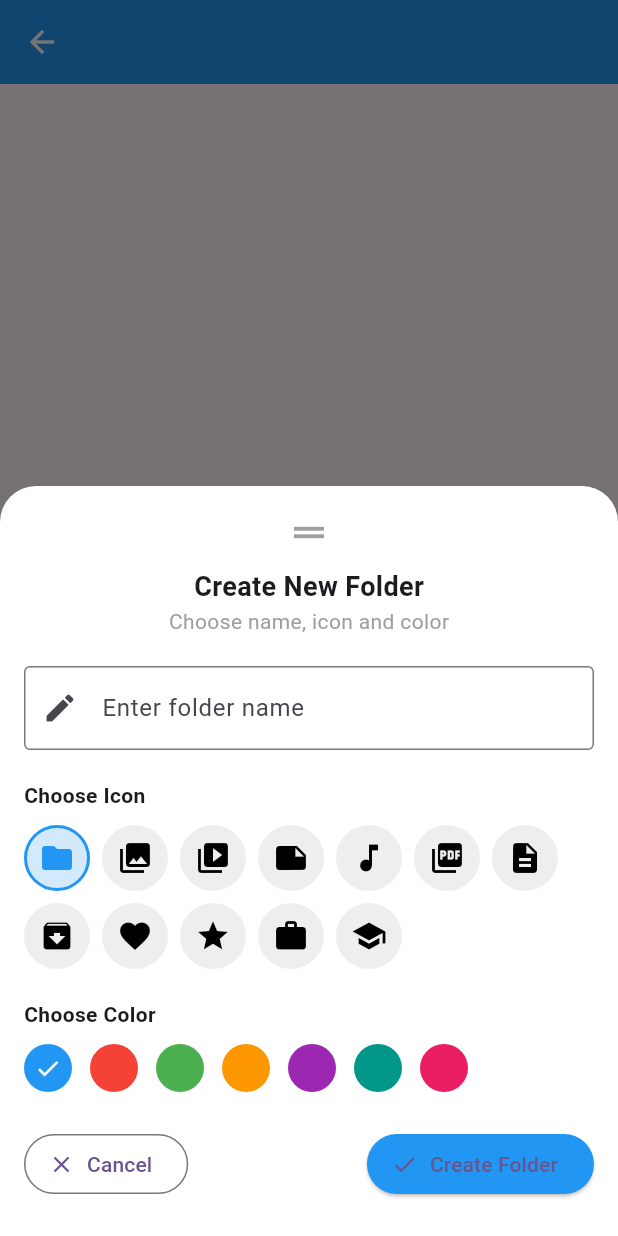
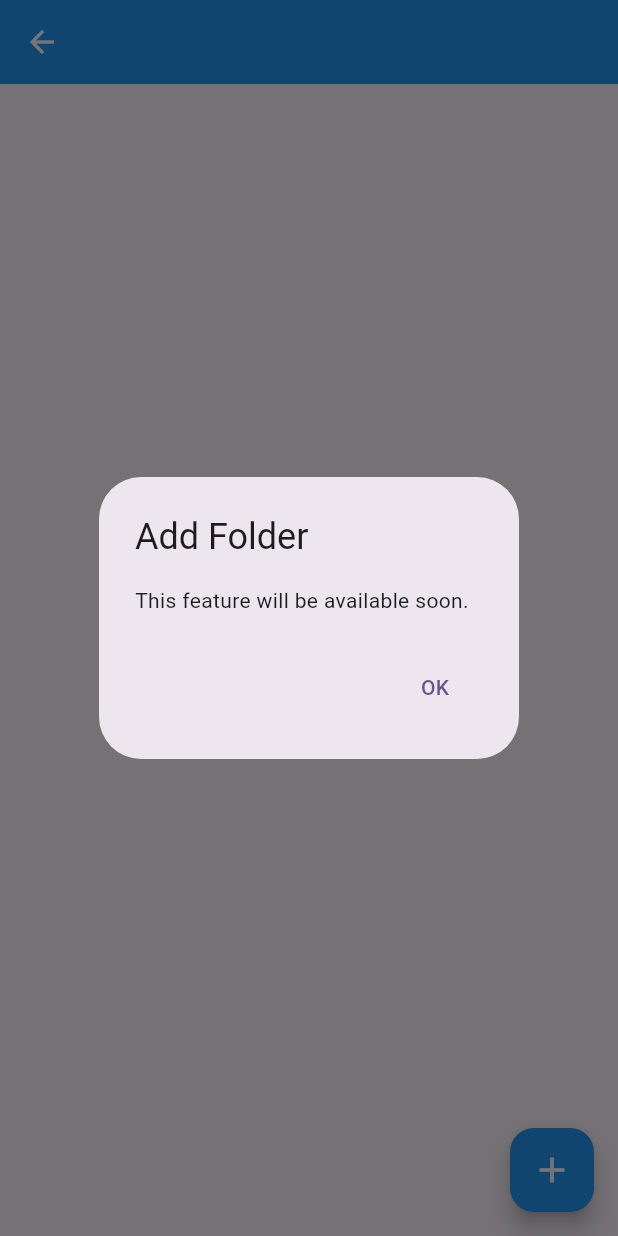
Before and after one commit to MNJTdhr/vlt, a Flutter app: the FolderViewPage screen opened directly with empty values, after a tap on the "add" icon, after a tap on the "folder" icon, on a phone screen of 412 x 824 dp. Run offline on Flutter 3.47's test engine with Material 3 defaults, Android fonts, the phone set to English and light mode, and no system bars; our stand-ins replace file_picker, open_file, permission_handler, shared_preferences; accounts and stored records are empty.

Commit message:
Revert "for now, bugged item number status, one shows 3 andotehr shows 0 while booth folders have 3 sub folders, subfolders are bugged"
This reverts commit 209975386b235f05af4970a65d725488ab4f852d.

```diff
--- a/lib/pages/folder_view_page.dart
+++ b/lib/pages/folder_view_page.dart
@@ -18,38 +18,15 @@ class FolderViewPage extends StatefulWidget {
   State<FolderViewPage> createState() => _FolderViewPageState();
 }
 
+// Add 'SingleTickerProviderStateMixin' to use an AnimationController for the FAB animation.
 class _FolderViewPageState extends State<FolderViewPage>
     with SingleTickerProviderStateMixin {
   late VaultFolder currentFolder;
-  List<FileSystemEntity> folderFiles = []; // List of files/subfolders
-  bool isFabMenuOpen = false;
+  List<FileSystemEntity> folderFiles = []; // Stores files inside the folder
+
+  // --- FAB Animation State ---
   late AnimationController _fabAnimationController;
-
-  // Color and icon options for subfolders
-  final List<Color> availableColors = [
-    Colors.blue,
-    Colors.red,
-    Colors.green,
-    Colors.orange,
-    Colors.purple,
-    Colors.teal,
-    Colors.pink,
-  ];
-
-  final List<IconData> availableIcons = [
-    Icons.folder,
-    Icons.photo_library,
-    Icons.video_library,
-    Icons.note,
-    Icons.music_note,
-    Icons.picture_as_pdf,
-    Icons.description,
-    Icons.archive,
-    Icons.favorite,
-    Icons.star,
-    Icons.work,
-    Icons.school,
-  ];
+  bool isFabMenuOpen = false; // Controls the FAB menu's open/closed state.
 
   @override
   void initState() {
@@ -58,19 +35,38 @@ class _FolderViewPageState extends State<FolderViewPage>
       (f) => f.name == widget.folderName,
       orElse: () => foldersNotifier.value.first,
     );
+
+    // Initialize the AnimationController for the FAB open/close animation.
     _fabAnimationController = AnimationController(
       vsync: this,
       duration: const Duration(milliseconds: 250),
     );
+
     _loadFolderFiles();
   }
 
   @override
   void dispose() {
+    // Dispose the controller when the widget is removed to free up resources.
     _fabAnimationController.dispose();
     super.dispose();
   }
 
+  /// Toggles the Floating Action Button menu between open and closed states.
+  void _toggleFabMenu() {
+    setState(() {
+      isFabMenuOpen = !isFabMenuOpen;
+      if (isFabMenuOpen) {
+        // If the menu is opening, play the animation forward.
+        _fabAnimationController.forward();
+      } else {
+        // If the menu is closing, play the animation in reverse.
+        _fabAnimationController.reverse();
+      }
+    });
+  }
+
+  /// Loads all files from the specified folder directory.
   Future<void> _loadFolderFiles() async {
     final base = await StorageHelper.getVaultRootDirectory();
     final folderPath = Directory('${base.path}/${widget.folderName}');
@@ -82,10 +78,12 @@ class _FolderViewPageState extends State<FolderViewPage>
     }
   }
 
+  /// Opens the selected file using the device's default application.
   void _openFile(File file) {
     OpenFile.open(file.path);
   }
 
+  /// Opens the file picker to select files of a specific type and copies them to the vault.
   Future<void> _pickAndCopyFiles(FileType type) async {
     final result = await FilePicker.platform.pickFiles(
       allowMultiple: true,
@@ -118,7 +116,13 @@ class _FolderViewPageState extends State<FolderViewPage>
     }
   }
 
+  /// Handles the action when a FAB menu item is tapped.
   Future<void> _handleOption(String type) async {
+    // Close the FAB menu before performing the action.
+    if (isFabMenuOpen) {
+      _toggleFabMenu();
+    }
+
     switch (type) {
       case 'Add Images':
         await _pickAndCopyFiles(FileType.image);
@@ -130,149 +134,29 @@ class _FolderViewPageState extends State<FolderViewPage>
         await _pickAndCopyFiles(FileType.any);
         break;
       case 'Add Folder':
-        _showCreateSubfolderDialog();
+        _showComingSoonDialog('Add Folder');
         break;
     }
   }
 
-  void _showCreateSubfolderDialog() {
-    final nameController = TextEditingController();
-    IconData selectedIcon = availableIcons[0];
-    Color selectedColor = availableColors[0];
-
-    showModalBottomSheet(
+  /// Shows a dialog for features that are not yet implemented.
+  void _showComingSoonDialog(String title) {
+    showDialog(
       context: context,
-      isScrollControlled: true,
-      backgroundColor: Colors.transparent,
-      builder: (_) => StatefulBuilder(
-        builder: (context, setModalState) => SafeArea(
-          child: Container(
-            padding: EdgeInsets.only(
-              bottom: MediaQuery.of(context).viewInsets.bottom + 24,
-              top: 16,
-              left: 16,
-              right: 16,
-            ),
-            decoration: const BoxDecoration(
-              color: Colors.white,
-              borderRadius: BorderRadius.vertical(top: Radius.circular(24)),
-            ),
-            child: Column(
-              mainAxisSize: MainAxisSize.min,
-              crossAxisAlignment: CrossAxisAlignment.start,
-              children: [
-                const Center(
-                  child: Icon(Icons.drag_handle, size: 30, color: Colors.grey),
-                ),
-                const SizedBox(height: 8),
-                const Center(
-                  child: Text("Create New Folder",
-                      style:
-                          TextStyle(fontSize: 18, fontWeight: FontWeight.bold)),
-                ),
-                const Center(
-                  child: Text("Choose name, icon and color",
-                      style: TextStyle(color: Colors.grey)),
-                ),
-                const SizedBox(height: 20),
-                TextField(
-                  controller: nameController,
-                  decoration: const InputDecoration(
-                    labelText: 'Enter folder name',
-                    border: OutlineInputBorder(),
-                    prefixIcon: Icon(Icons.edit),
-                  ),
-                ),
-                const SizedBox(height: 20),
-                const Text("Choose Icon",
-                    style: TextStyle(fontWeight: FontWeight.bold)),
-                const SizedBox(height: 10),
-                Wrap(
-                  spacing: 8,
-                  runSpacing: 8,
-                  children: availableIcons.map((icon) {
-                    final isSelected = icon == selectedIcon;
-                    return GestureDetector(
-                      onTap: () => setModalState(() => selectedIcon = icon),
-                      child: Container(
-                        padding: const EdgeInsets.all(8),
-                        decoration: BoxDecoration(
-                          shape: BoxShape.circle,
-                          color: isSelected
-                              ? selectedColor.withOpacity(0.2)
-                              : Colors.grey.shade200,
-                          border: Border.all(
-                            color:
-                                isSelected ? selectedColor : Colors.transparent,
-                            width: 2,
-                          ),
-                        ),
-                        child: Icon(icon,
-                            color:
-                                isSelected ? selectedColor : Colors.black),
-                      ),
-                    );
-                  }).toList(),
-                ),
-                const SizedBox(height: 20),
-                const Text("Choose Color",
-                    style: TextStyle(fontWeight: FontWeight.bold)),
-                const SizedBox(height: 10),
-                Wrap(
-                  spacing: 12,
-                  children: availableColors.map((color) {
-                    final isSelected = color == selectedColor;
-                    return GestureDetector(
-                      onTap: () => setModalState(() => selectedColor = color),
-                      child: CircleAvatar(
-                        backgroundColor: color,
-                        radius: 16,
-                        child: isSelected
-                            ? const Icon(Icons.check,
-                                color: Colors.white, size: 18)
-                            : null,
-                      ),
-                    );
-                  }).toList(),
-                ),
-                const SizedBox(height: 24),
-                Row(
-                  mainAxisAlignment: MainAxisAlignment.spaceBetween,
-                  children: [
-                    OutlinedButton.icon(
-                      onPressed: () => Navigator.pop(context),
-                      icon: const Icon(Icons.close),
-                      label: const Text("Cancel"),
-                    ),
-                    ElevatedButton.icon(
-                      icon: const Icon(Icons.check),
-                      onPressed: () async {
-                        final name = nameController.text.trim();
-                        if (name.isNotEmpty) {
-                          await StorageHelper.createPersistentSubfolder(
-                            widget.folderName,
-                            name,
-                          );
-                          if (!mounted) return;
-                          Navigator.pop(context);
-                          await _loadFolderFiles();
-                        }
-                      },
-                      style: ElevatedButton.styleFrom(
-                        backgroundColor: selectedColor,
-                      ),
-                      label: const Text("Create Folder"),
-                    ),
-                  ],
-                )
-              ],
-            ),
-          ),
-        ),
+      builder: (_) => AlertDialog(
+        title: Text(title),
+        content: const Text('This feature will be available soon.'),
+        actions: [
+          TextButton(
+            onPressed: () => Navigator.pop(context),
+            child: const Text("OK"),
+          )
+        ],
       ),
     );
   }
 
+  // --- File Type Checkers ---
   bool _isImage(String path) {
     final ext = p.extension(path).toLowerCase();
     return ['.jpg', '.jpeg', '.png', '.gif', '.webp'].contains(ext);
@@ -283,6 +167,7 @@ class _FolderViewPageState extends State<FolderViewPage>
     return ['.mp4', '.mov', '.avi', '.mkv'].contains(ext);
   }
 
+  /// Builds the appropriate thumbnail for a given file.
   Widget _buildThumbnail(File file) {
     final path = file.path;
 
@@ -298,7 +183,8 @@ class _FolderViewPageState extends State<FolderViewPage>
           fit: StackFit.expand,
           children: [
             Container(color: Colors.black12),
-            const Center(child: Icon(Icons.play_circle, color: Colors.white, size: 36)),
+            const Center(
+                child: Icon(Icons.play_circle, color: Colors.white, size: 36)),
           ],
         ),
       );
@@ -310,17 +196,8 @@ class _FolderViewPageState extends State<FolderViewPage>
     }
   }
 
-  void _toggleFabMenu() {
-    setState(() {
-      isFabMenuOpen = !isFabMenuOpen;
-      if (isFabMenuOpen) {
-        _fabAnimationController.forward();
-      } else {
-        _fabAnimationController.reverse();
-      }
-    });
-  }
-
+  /// Builds a small, labeled Floating Action Button for the expandable menu.
+  /// This widget represents one of the pop-up options.
   Widget _buildMiniFab({
     required IconData icon,
     required String label,
@@ -329,6 +206,7 @@ class _FolderViewPageState extends State<FolderViewPage>
     return Row(
       mainAxisSize: MainAxisSize.min,
       children: [
+        // The label for the button, styled to look clean.
         Container(
           padding: const EdgeInsets.symmetric(horizontal: 10, vertical: 5),
           decoration: BoxDecoration(
@@ -337,15 +215,16 @@ class _FolderViewPageState extends State<FolderViewPage>
             boxShadow: kElevationToShadow[1],
           ),
           child: Text(label,
-              style: TextStyle(
-                  color: currentFolder.color, fontWeight: FontWeight.bold)),
+              style:
+                  TextStyle(color: currentFolder.color, fontWeight: FontWeight.bold)),
         ),
         const SizedBox(width: 12),
+        // The small FAB itself.
         SizedBox(
           width: 42,
           height: 42,
           child: FloatingActionButton(
-            heroTag: null,
+            heroTag: null, // Use null heroTag for multiple FABs on one screen.
             onPressed: onPressed,
             backgroundColor: currentFolder.color,
             child: Icon(icon, color: Colors.white, size: 22),
@@ -396,52 +275,24 @@ class _FolderViewPageState extends State<FolderViewPage>
                       borderRadius: BorderRadius.circular(8),
                       child: _buildThumbnail(file),
                     );
-                  } else if (file is Directory) {
-                    final folderName = p.basename(file.path);
-                    return GestureDetector(
-                      onTap: () {
-                        Navigator.push(
-                          context,
-                          MaterialPageRoute(
-                            builder: (_) => FolderViewPage(
-                                folderName: '${widget.folderName}/$folderName'),
-                          ),
-                        );
-                      },
-                      child: Container(
-                        decoration: BoxDecoration(
-                          color: Colors.grey.shade200,
-                          borderRadius: BorderRadius.circular(8),
-                        ),
-                        child: Column(
-                          mainAxisAlignment: MainAxisAlignment.center,
-                          children: [
-                            Icon(Icons.folder,
-                                size: 40, color: currentFolder.color),
-                            const SizedBox(height: 4),
-                            Text(
-                              folderName,
-                              textAlign: TextAlign.center,
-                              maxLines: 2,
-                              overflow: TextOverflow.ellipsis,
-                              style: Theme.of(context).textTheme.bodySmall,
-                            ),
-                          ],
-                        ),
-                      ),
-                    );
                   }
                   return const SizedBox.shrink();
                 },
               ),
             ),
+
+      // --- Refactored Floating Action Button ---
+      // This Column holds the expandable menu and the main FAB.
       floatingActionButton: Column(
         mainAxisSize: MainAxisSize.min,
         crossAxisAlignment: CrossAxisAlignment.end,
         children: [
+          // The expandable menu is wrapped in an AnimatedOpacity widget
+          // to create a smooth fade-in/out effect.
           AnimatedOpacity(
             opacity: isFabMenuOpen ? 1.0 : 0.0,
             duration: const Duration(milliseconds: 200),
+            // The Visibility widget ensures the menu items are not interactable when hidden.
             child: Visibility(
               visible: isFabMenuOpen,
               child: Column(
@@ -476,9 +327,11 @@ class _FolderViewPageState extends State<FolderViewPage>
               ),
             ),
           ),
+          // This is the main Floating Action Button.
           FloatingActionButton(
             onPressed: _toggleFabMenu,
             backgroundColor: currentFolder.color,
+            // The RotationTransition animates the '+' icon to an 'x' when the menu opens.
             child: RotationTransition(
               turns: Tween(begin: 0.0, end: 0.125).animate(_fabAnimationController),
               child: const Icon(Icons.add, color: Colors.white, size: 28),
```
Also changed, not shown: 1 other file.
